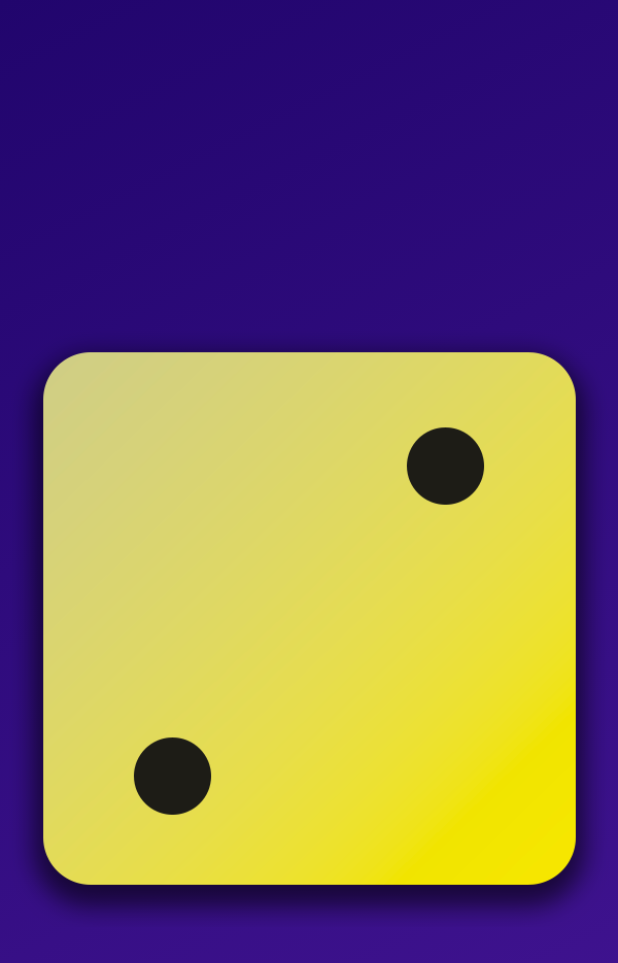
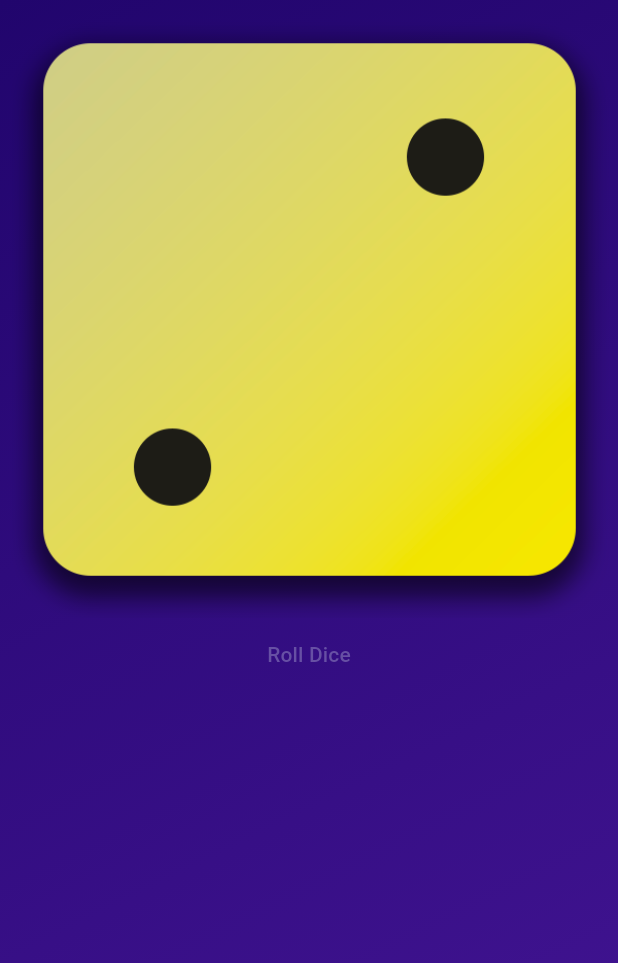
Before and after one commit to arafatanam/Roll_Dice_App-Flutter, a Flutter app: the screen it shows after launch, on a phone screen of 412 x 824 dp. Shown: the top 963 px of the screen. Run offline on Flutter 3.47's test engine with Material 3 defaults, Android fonts, the phone set to English and light mode, and no system bars.

Commit message:
Code updated

```diff
--- a/lib/gradient_container.dart
+++ b/lib/gradient_container.dart
@@ -20,7 +20,14 @@ class GradientContainer extends StatelessWidget {
           end: endAlignment,
         ),
       ),
-      child: Center(child: Image.asset('assets/images/dice-2.png')),
+      child: Center(
+        child: Column(
+          children: [
+            Image.asset('assets/images/dice-2.png'),
+            TextButton(onPressed: () {}, child: Text('Roll Dice')),
+          ],
+        ),
+      ),
     );
   }
 }
```
